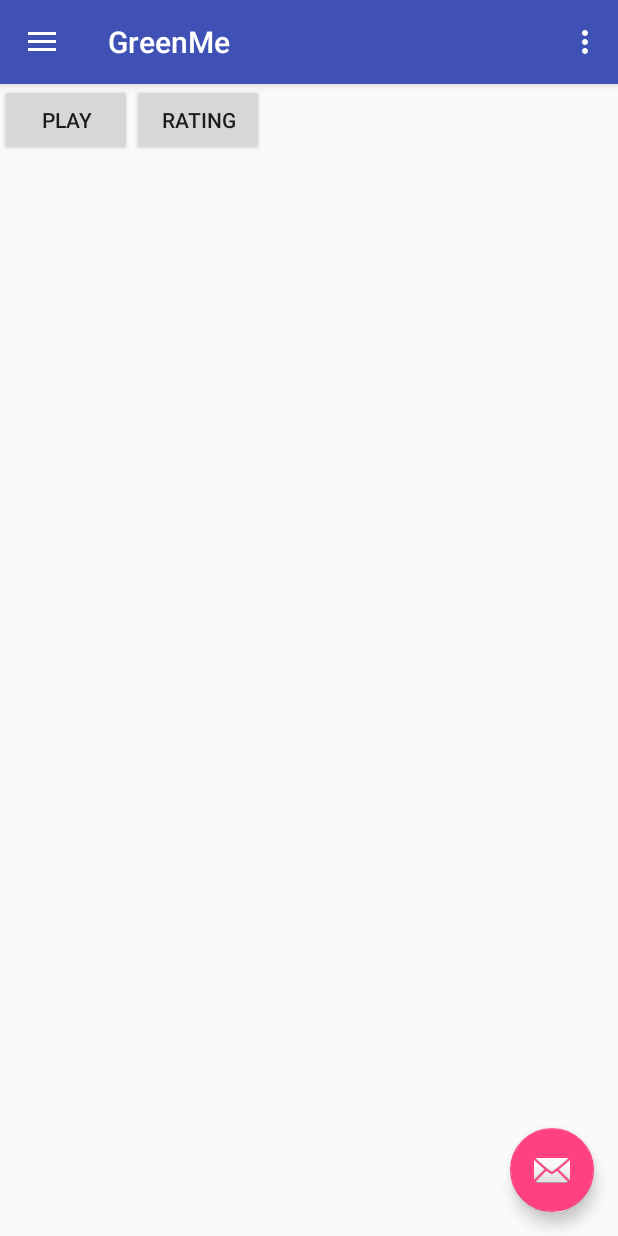
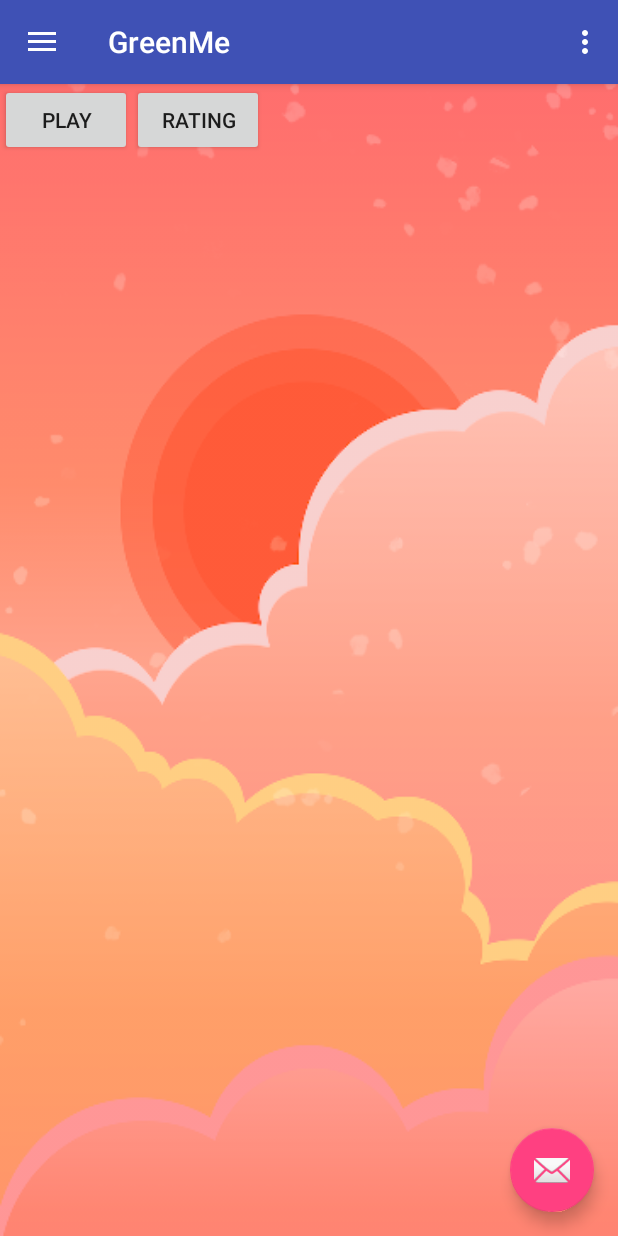
Before and after one commit to cmirnov/GreenMe, an Android app: the screen it shows after launch (MainActivity), on a phone screen of 412 x 824 dp. Run offline under Robolectric (Android 15) with nearby library versions, the phone set to English and light mode, and no system bars; libraries missing offline, so code that uses them is left out: com.here.android.

Commit message:
add images for Kirill

```diff
--- a/app/src/main/res/layout/content_main.xml
+++ b/app/src/main/res/layout/content_main.xml
@@ -6,7 +6,8 @@
     android:layout_height="match_parent"
     app:layout_behavior="@string/appbar_scrolling_view_behavior"
     tools:context=".MainActivity"
-    tools:showIn="@layout/app_bar_main">
+    tools:showIn="@layout/app_bar_main"
+    android:background="@drawable/main_background">
 
     <LinearLayout
         android:layout_width="match_parent"
```
Also changed, not shown: app/src/main/res/drawable-xxhdpi/face1.png (added), app/src/main/res/drawable-xxhdpi/face2.png (added), app/src/main/res/drawable-xxhdpi/face3.png (added).
